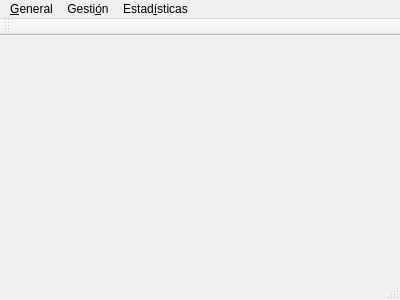
Old version of the form gui/mainwindow.ui in the repository rogorido/qtpredicadores.
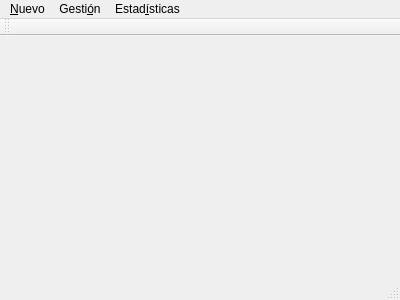
New version of the form.

Diff of the .ui file:
```diff
--- a/gui/mainwindow.ui
+++ b/gui/mainwindow.ui
@@ -20,12 +20,12 @@
      <x>0</x>
      <y>0</y>
      <width>400</width>
-     <height>19</height>
+     <height>20</height>
     </rect>
    </property>
    <widget class="QMenu" name="menuGeneral">
     <property name="title">
-     <string>&amp;General</string>
+     <string>&amp;Nuevo</string>
     </property>
     <addaction name="actionNuevaPersona"/>
     <addaction name="actionNuevaCasa"/>
```
Left out of the diff: 8 changed lines with no effect on the pictures.
